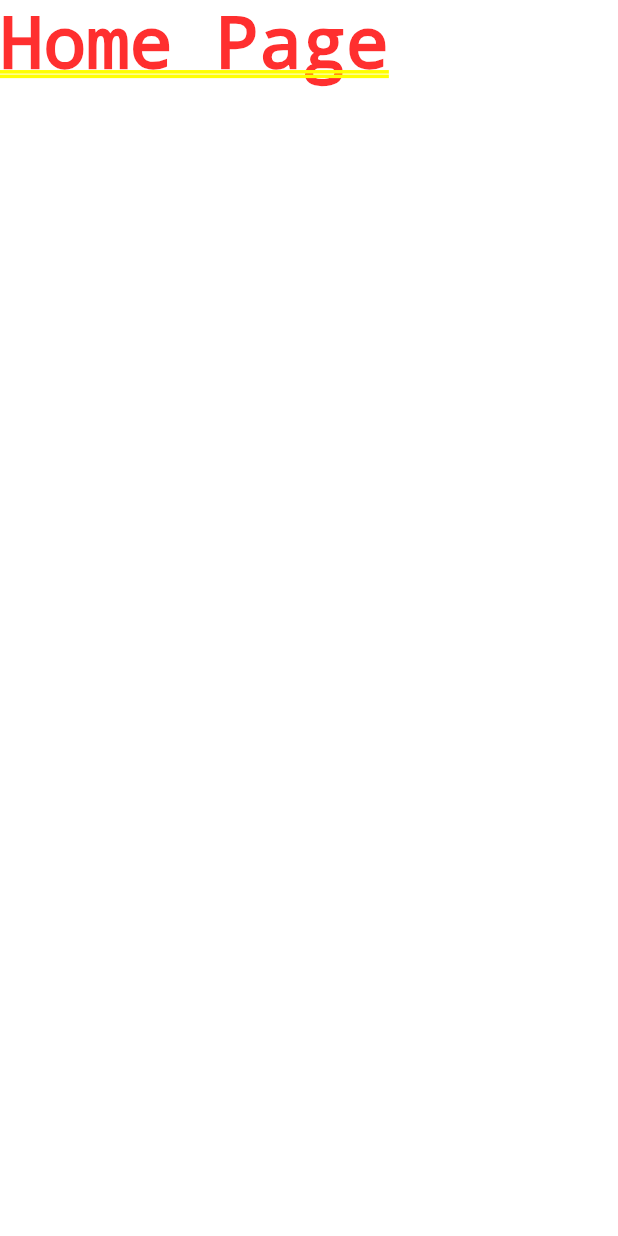
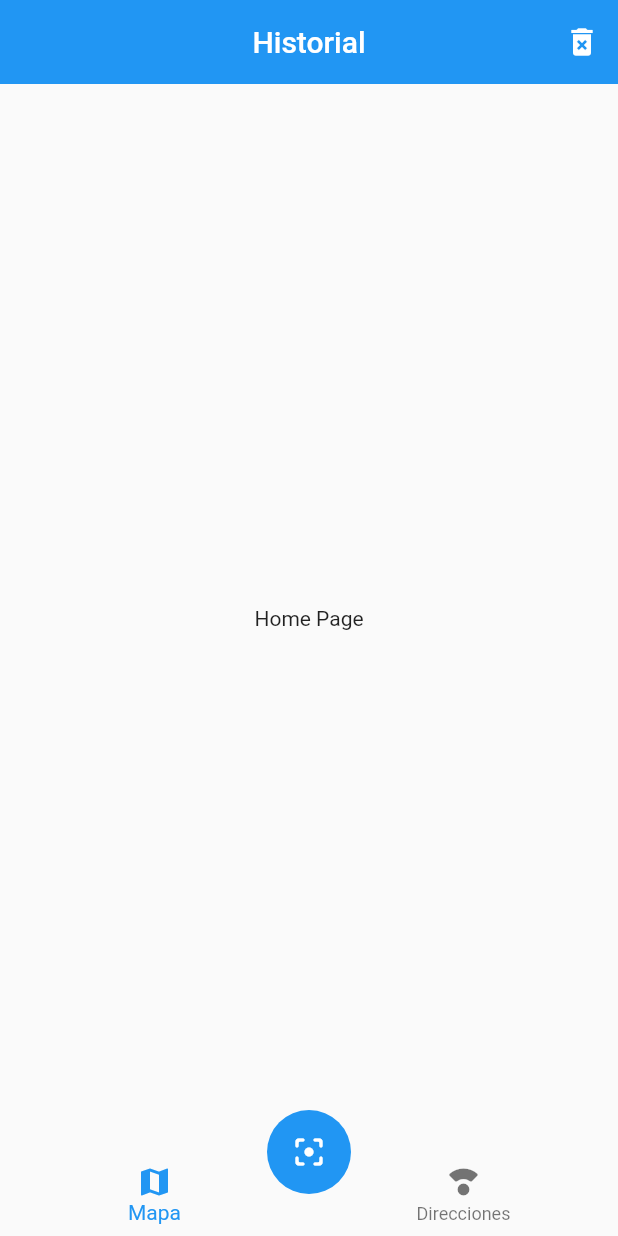
Before and after one commit to ddienu/QR-Reader, a Flutter app: the screen it shows after launch, on a phone screen of 412 x 824 dp. Run offline on Flutter 3.47's test engine with Material 2 defaults, Android fonts, the phone set to English and light mode, and no system bars.

Commit message:
Add: Custom navigator page, add: scan button page, update: main page.
Add custom navigator page to implement directly into the main page by this way compile better the code.
the same as scan button page.
The update in the main page is to implement custom navigator and scan button page into the main page code.

```diff
--- a/lib/main.dart
+++ b/lib/main.dart
@@ -11,8 +11,8 @@ class MyApp extends StatelessWidget {
       title: 'QR Reader',
       initialRoute: 'home',
       routes: {
-        'home': (_) => HomePage(),
-        'mapa': (_) => MapaPage(),
+        'home': (BuildContext ) => HomePage(),
+        'mapa': (Buildcontext ) => MapaPage(),
       },
     );
   }
--- /dev/null
+++ b/lib/src/pages/Widgets/custom_navigatorbar.dart
@@ -0,0 +1,24 @@
+import 'package:flutter/material.dart';
+
+
+class CustomNavigationBar extends StatelessWidget {
+  const CustomNavigationBar({Key? key}) : super(key: key);
+
+  @override
+  Widget build(BuildContext context) {
+    return BottomNavigationBar(
+      elevation: 0,
+      items: [
+        BottomNavigationBarItem(
+          icon: Icon ( Icons.map ),
+          label: 'Mapa'
+          ),
+        BottomNavigationBarItem(
+          icon: Icon ( Icons.compass_calibration_rounded ),
+          label: 'Direcciones'
+          ),
+
+      ]
+      );
+  }
+}
--- /dev/null
+++ b/lib/src/pages/Widgets/scan_button.dart
@@ -0,0 +1,15 @@
+import 'package:flutter/material.dart';
+
+
+class ScanButton extends StatelessWidget {
+  const ScanButton({Key? key}) : super(key: key);
+
+  @override
+  Widget build(BuildContext context) {
+    return FloatingActionButton(
+      elevation: 0,
+      onPressed: (){},
+      child: Icon(Icons.filter_center_focus_rounded),
+      );
+  }
+}
--- a/lib/src/pages/home_page.dart
+++ b/lib/src/pages/home_page.dart
@@ -1,13 +1,31 @@
 import 'package:flutter/material.dart';
 
+import 'package:qr_reader/src/pages/Widgets/custom_navigatorbar.dart';
+import 'package:qr_reader/src/pages/Widgets/scan_button.dart';
 
 class HomePage extends StatelessWidget {
   const HomePage({Key? key}) : super(key: key);
 
   @override
   Widget build(BuildContext context) {
-    return Container(
-      child: Text('Home Page'),
+    return Scaffold(
+      appBar: AppBar(
+        elevation: 0,
+        title: Text('Historial'),
+        centerTitle: true,
+        actions: [
+          IconButton(
+            onPressed: (){},
+            icon: Icon ( Icons.delete_forever),
+            ),
+        ],
+      ),
+      body: Center(
+           child: Text('Home Page'),
+           ),
+           bottomNavigationBar: CustomNavigationBar(),
+           floatingActionButton: ScanButton(),
+           floatingActionButtonLocation: FloatingActionButtonLocation.centerDocked,
     );
   }
 }
```
